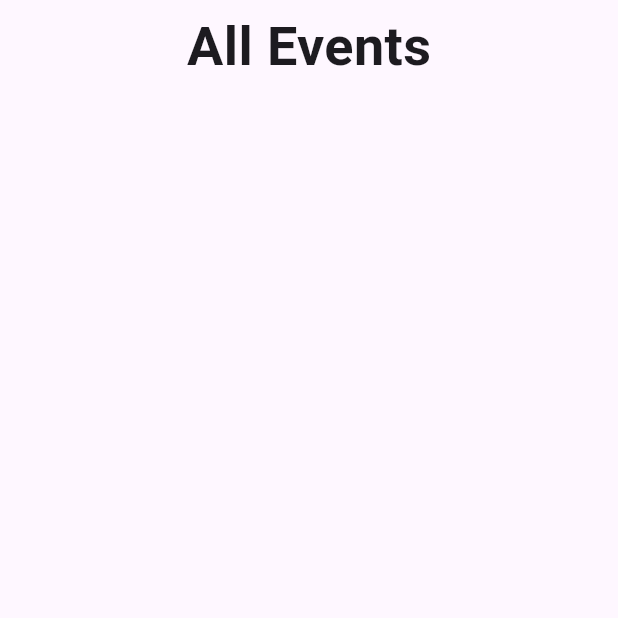
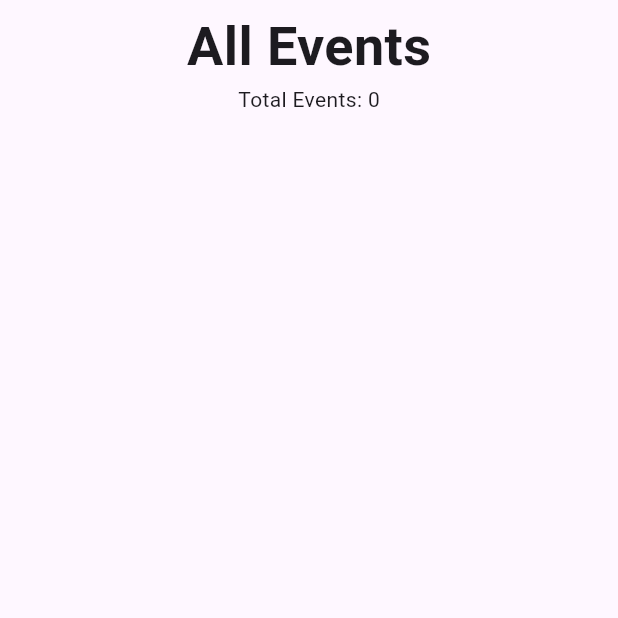
Before and after one commit to frasey/a_safe_place, a Flutter app: the AllEvents screen opened directly, on a phone screen of 412 x 824 dp, the top half of it. Run offline on Flutter 3.47's test engine with Material 3 defaults, Android fonts, the light colour scheme and no system bars; our stand-ins replace cloud_firestore, file_picker, firebase_auth, firebase_core, firebase_database, flutter_colorpicker and 4 more; missing offline and left inert: firebase_app_check; accounts and stored records are empty.

Commit message:
added events from db

```diff
--- a/lib/Database/FBDataService.dart
+++ b/lib/Database/FBDataService.dart
@@ -1,41 +1,71 @@
+import 'package:a_safe_place/Models/EventItem.dart';
 import 'package:cloud_firestore/cloud_firestore.dart';
-import 'package:flutter/material.dart';
 
+// FBDataService dbs = new FBDataService();
+// dbs.addEvent();
+//
+// FBDataService.addEvent(???);
 
-class FBDataService{
-
+class FBDataService {
   // INITIALISE AN INSTANCE OF THE CLOUD STORE
-  FirebaseFirestore db = FirebaseFirestore.getInstance;
 
   // GET ALL EVENTS
-  static Future<List<Event>> getEvents() async {
-    List<Event> result = [];
-    // code to retrieve all events from firebase
-    return result;
+  static Future<List<EventItem>> getEvents() async {
+    FirebaseFirestore db = FirebaseFirestore.instance;
+    QuerySnapshot querySnapshot = await db.collection('events').get();
+    final allDocs = querySnapshot.docs.map((doc) => doc.data()).toList();
+
+    List<EventItem> itemsFromDB = [];
+    for (var dataMap in allDocs) {
+      if (dataMap is Map) {
+        // add a type check to ensure dataMap is a Map
+        DateTime dateTimeObject = dataMap['dateTime'].toDate();
+        EventItem eventItem = new EventItem(dataMap['name'], dateTimeObject);
+        itemsFromDB.add(eventItem);
+      }
+    }
+    return itemsFromDB;
   }
+}
 
-  // ADD OR EDIT EVENT
-    Map<String, Object> event = new HashMap<>();
-    FBDataService.put("event", /*controller info here?*/);
+//
+//
+// List<Event> result = [];
+// // code to retrieve all events from firebase
+// db.collection("users").doc("event")
+//
+//     .document("event")
+//     .set(event)
+//     .addOnSuccessListener(new OnSuccessListener<Void>() {
+// @Override
+// public void onSuccess(Void aVoid) {
+// Log.d(TAG, "Event saved!");
+//
+// return result;
 
-    // why can't this see the db?
-    db.collection("users").document("event")
-        .set(event)
-        .addOnSuccessListener(new OnSuccessListener<Void>() {
-          @Override
-          public void onSuccess(Void aVoid) {
-          Log.d(TAG, "Event saved!");
-          }
-        },
-      )
-        .addOnFailureListener(new OnFailureListener() {
-          @Override
-          public void onFailure(@NonNull Exception e) {
-          Log.w(TAG, "Error writing document", e);
-          }
-        },
-        )
+// ADD OR EDIT EVENT
+// static Null addToDB( Event event) {
+// Map<String, Object> event = new HashMap();
+// FBDataService.put("event", /*controller info here?*/);
+//
+// // why can't this see the db?
+// db.collection("users").document("event")
+//     .set(event)
+//     .addOnSuccessListener(new OnSuccessListener<Void>() {
+// @Override
+// public void onSuccess(Void aVoid) {
+// Log.d(TAG, "Event saved!");
+// }
+// },
+// )
+//     .addOnFailureListener(new OnFailureListener() {
+// @Override
+// public void onFailure(@NonNull Exception e) {
+// Log.w(TAG, "Error writing document", e);
+// }
+// },
+// );
+// }
+// DELETE EVENT
 
-    // DELETE EVENT
-
-}
+// }
--- a/lib/Events/AllEvents.dart
+++ b/lib/Events/AllEvents.dart
@@ -1,36 +1,82 @@
 import 'package:flutter/material.dart';
 
-class AllEvents extends StatelessWidget {
+import '../Database/FBDataService.dart';
+import '../Models/EventItem.dart';
+
+class AllEvents extends StatefulWidget {
   const AllEvents({super.key});
 
   @override
+  State<AllEvents> createState() => _AllEventsState();
+}
+
+class _AllEventsState extends State<AllEvents> {
+  List<EventItem> events = [];
+
+  @override
+  void initState() {
+    super.initState();
+
+    WidgetsBinding.instance.addPostFrameCallback((_) async {
+      List<EventItem> newEvents = await FBDataService.getEvents();
+      setState(() {
+        events = newEvents;
+      });
+    });
+  }
+
+  // @override
+  // void didChangeDependencies() {
+  //   super.didChangeDependencies();
+  //   WidgetsBinding.instance?.addPostFrameCallback((_) async {
+  //     setState(() {
+  //       // Write your code here
+  //     });
+  //   });
+  // }
+
+  @override
   Widget build(BuildContext context) {
-    return const Scaffold(
+    return Scaffold(
       body: Center(
         child: Padding(
           padding: EdgeInsets.all(5.0),
           child: SafeArea(
             child: Column(
               children: [
-
-                Text('All Events',
-                style: TextStyle(
-                  fontSize: 36,
-                  fontWeight: FontWeight.bold,
+                Text(
+                  'All Events',
+                  style: TextStyle(
+                    fontSize: 36,
+                    fontWeight: FontWeight.bold,
+                  ),
                 ),
-                ),
+                Text('Total Events: ${events.length}'),
+                ...events.map((event) => eventRow(event)),
 
                 //TODO search and filter functionality here
 
                 //TODO render list of all upcoming events here (or next 25 without filtering)
-
               ],
             ),
           ),
-
         ),
       ),
+    );
+  }
 
+  Widget eventRow(EventItem event) {
+    return Padding(
+      //add gesturedetector
+      padding: const EdgeInsets.all(8.0),
+      child: Row(
+        mainAxisAlignment: MainAxisAlignment.spaceBetween,
+        children: [
+          Text(event.name),
+          Text(
+              event.dateTime.toString()), // change to show date in other format
+        ],
+      ),
     );
   }
 }
--- /dev/null
+++ b/lib/Models/EventItem.dart
@@ -0,0 +1,17 @@
+import 'dart:collection';
+
+class EventItem {
+  String name;
+  DateTime dateTime;
+
+  EventItem(this.name, this.dateTime);
+
+  // EventItem.newFromJson(some_json)
+  // new EventItem('ssa','213211')
+
+  static EventItem newFromJson(HashMap<String, dynamic> jsonFromDB) {
+    String name = jsonFromDB["name"];
+    DateTime dateTime = jsonFromDB["dateTime"];
+    return new EventItem(name, dateTime);
+  }
+}
```
Also changed, not shown: lib/Authentication/login_page.dart (+8 -7 lines), lib/Homepage/HomePage.dart (+14 -12 lines), lib/main.dart (+9 -1 lines).
